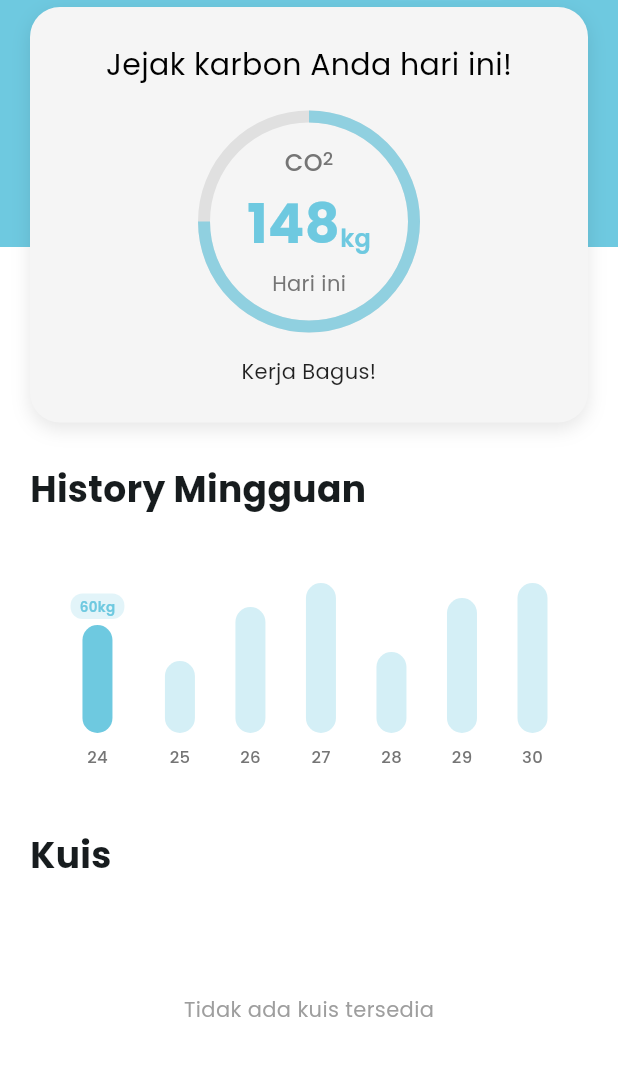
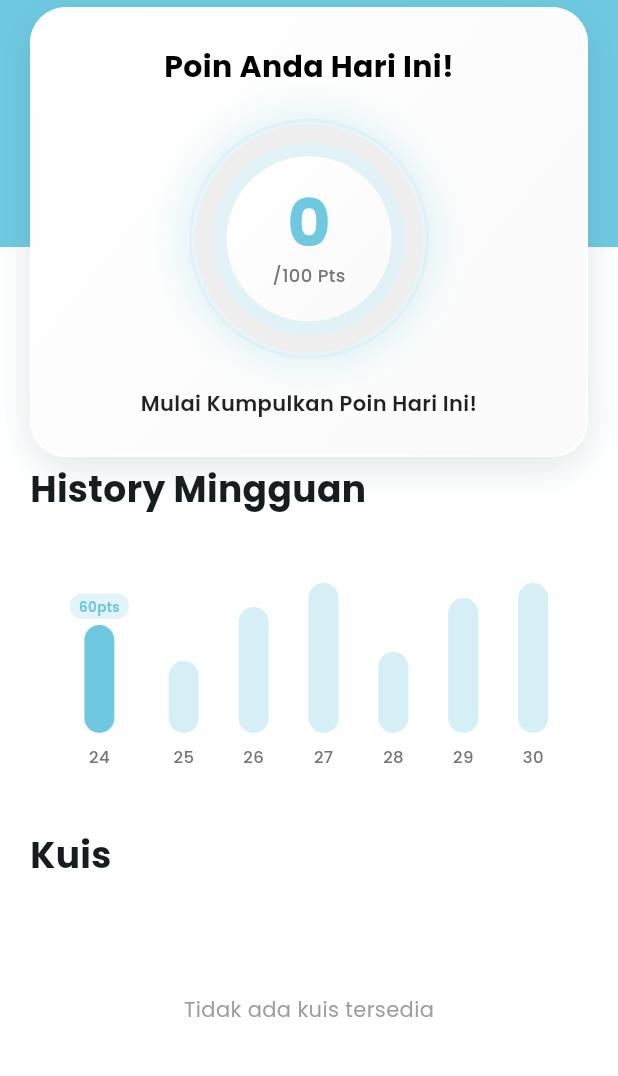
Before and after one commit to alkausarhapis/CarbonQuest_Mobile, a Flutter app: the HomeScreen screen opened directly, after a tap on "24", on a phone screen of 412 x 824 dp, the part 143-1219 px from its top. Run offline on Flutter 3.47's test engine with Material 3 defaults, Android fonts, the phone set to English and light mode, and no system bars; our stand-ins replace flutter_secure_storage, get, google_fonts, iconsax_plus, image_picker, share_plus; accounts and stored records are empty; network calls fail.

Commit message:
feat: implement points

```diff
--- /dev/null
+++ b/lib/model/daily_points.dart
@@ -0,0 +1,65 @@
+import 'dart:convert';
+
+import '../core/api_service.dart';
+
+class DailyPoint {
+  final String week;
+  final int missionPoints;
+  final int quizPoints;
+  final int totalPoints;
+  final int missionsCompleted;
+  final int quizzesCompleted;
+
+  DailyPoint({
+    required this.week,
+    required this.missionPoints,
+    required this.quizPoints,
+    required this.totalPoints,
+    required this.missionsCompleted,
+    required this.quizzesCompleted,
+  });
+
+  factory DailyPoint.fromJson(Map<String, dynamic> json) {
+    return DailyPoint(
+      week: json['week'] ?? '',
+      missionPoints: json['mission_points'] ?? 0,
+      quizPoints: json['quiz_points'] ?? 0,
+      totalPoints: json['total_points'] ?? 0,
+      missionsCompleted: json['missions_completed'] ?? 0,
+      quizzesCompleted: json['quizzes_completed'] ?? 0,
+    );
+  }
+
+  /// Fetch daily points from API
+  static Future<List<DailyPoint>> fetchDailyPoints({
+    required String? token,
+    required int days,
+  }) async {
+    try {
+      print('📊 Fetching daily points for $days days...');
+      final response = await ApiService.get(
+        '/me/sessions/daily-points?days=$days',
+        token: token,
+      );
+
+      print('📥 Response status: ${response.statusCode}');
+
+      if (response.statusCode == 200) {
+        final jsonData = json.decode(response.body);
+        final List<dynamic> pointsJson = jsonData['data'] ?? [];
+
+        print('✅ Loaded ${pointsJson.length} daily points');
+        final points = pointsJson
+            .map((json) => DailyPoint.fromJson(json))
+            .toList();
+
+        return points;
+      } else {
+        throw Exception('Failed to load daily points: ${response.statusCode}');
+      }
+    } catch (e) {
+      print('❌ Error fetching daily points: $e');
+      throw Exception('Error fetching daily points: $e');
+    }
+  }
+}
--- a/lib/view/home_screen.dart
+++ b/lib/view/home_screen.dart
@@ -7,6 +7,7 @@ import '../controller/quiz_controller.dart';
 import '../core/navigation_route.dart';
 import '../core/styles/app_color.dart';
 import '../model/articles.dart';
+import '../model/daily_points.dart';
 import 'article_screen.dart';
 import 'widgets/active_mission_widget.dart';
 import 'widgets/article_widget.dart';
@@ -28,6 +29,9 @@ class _HomeScreenState extends State<HomeScreen> {
   late final QuizController _quizController;
   List<Article> _articles = [];
   bool _isLoadingArticles = false;
+  int _todayPoints = 0;
+  bool _isLoadingPoints = false;
+  List<ChartData> _weeklyData = [];
 
   final List<ChartData> weeklyData = [
     ChartData(value: 60, label: '24'),
@@ -55,10 +59,70 @@ class _HomeScreenState extends State<HomeScreen> {
       _quizController = Get.put(QuizController());
     }
     _loadArticles();
+    _loadTodayPoints();
+    _loadWeeklyPoints();
+  }
+
+  Future<void> _loadTodayPoints() async {
+    setState(() {
+      _isLoadingPoints = true;
+    });
+
+    try {
+      final token = await _authController.getToken();
+      final points = await DailyPoint.fetchDailyPoints(token: token, days: 1);
+
+      if (points.isNotEmpty) {
+        setState(() {
+          _todayPoints = points.first.totalPoints;
+          _isLoadingPoints = false;
+        });
+      } else {
+        setState(() {
+          _todayPoints = 0;
+          _isLoadingPoints = false;
+        });
+      }
+    } catch (e) {
+      debugPrint('Error loading today points: $e');
+      setState(() {
+        _todayPoints = 0;
+        _isLoadingPoints = false;
+      });
+    }
+  }
+
+  Future<void> _loadWeeklyPoints() async {
+    try {
+      final token = await _authController.getToken();
+      final points = await DailyPoint.fetchDailyPoints(token: token, days: 7);
+
+      setState(() {
+        _weeklyData = points.map((point) {
+          // Extract day number from date (e.g., "2025-12-18" -> "18")
+          final day = point.week.split('-').last;
+          return ChartData(
+            value: point.totalPoints.toDouble(),
+            label: day,
+            isHighlighted: point.totalPoints > 0,
+          );
+        }).toList();
+      });
+    } catch (e) {
+      debugPrint('Error loading weekly points: $e');
+      setState(() {
+        _weeklyData = [];
+      });
+    }
   }
 
   Future<void> _refreshData() async {
-    await Future.wait([_missionController.refreshMissions(), _loadArticles()]);
+    await Future.wait([
+      _missionController.refreshMissions(),
+      _loadArticles(),
+      _loadTodayPoints(),
+      _loadWeeklyPoints(),
+    ]);
   }
 
   Future<void> _loadArticles() async {
@@ -169,7 +233,11 @@ class _HomeScreenState extends State<HomeScreen> {
                               crossAxisAlignment: CrossAxisAlignment.start,
                               children: [
                                 const SizedBox(height: 144),
-                                WeeklyChartWidget(data: weeklyData),
+                                WeeklyChartWidget(
+                                  data: _weeklyData.isNotEmpty
+                                      ? _weeklyData
+                                      : weeklyData,
+                                ),
                                 const SizedBox(height: 40),
                                 // Active Missions Section
                                 Obx(() {
@@ -393,124 +461,162 @@ class _HomeScreenState extends State<HomeScreen> {
                         child: Container(
                           padding: const EdgeInsets.all(24),
                           decoration: BoxDecoration(
-                            color: Colors.grey[100],
-                            borderRadius: BorderRadius.circular(20),
+                            gradient: LinearGradient(
+                              begin: Alignment.topLeft,
+                              end: Alignment.bottomRight,
+                              colors: [Colors.white, Colors.grey[50]!],
+                            ),
+                            borderRadius: BorderRadius.circular(24),
                             boxShadow: [
                               BoxShadow(
-                                color: Colors.black.withValues(alpha: 0.1),
-                                blurRadius: 10,
+                                color: Colors.black.withValues(alpha: 0.08),
+                                blurRadius: 20,
+                                offset: const Offset(0, 8),
+                                spreadRadius: 0,
+                              ),
+                              BoxShadow(
+                                color: AppColor.primary.color.withValues(
+                                  alpha: 0.1,
+                                ),
+                                blurRadius: 30,
                                 offset: const Offset(0, 4),
+                                spreadRadius: -5,
                               ),
                             ],
+                            border: Border.all(
+                              color: Colors.white.withValues(alpha: 0.8),
+                              width: 1.5,
+                            ),
                           ),
                           child: Column(
                             children: [
                               const Text(
-                                'Jejak karbon Anda hari ini!',
+                                'Poin Anda Hari Ini!',
                                 style: TextStyle(
                                   fontSize: 20,
                                   color: Colors.black,
+                                  fontWeight: FontWeight.bold,
                                 ),
                               ),
                               const SizedBox(height: 20),
                               Center(
-                                child: SizedBox(
-                                  width: 140,
-                                  height: 140,
+                                child: _isLoadingPoints
+                                    ? SizedBox(
+                                        width: 160,
+                                        height: 160,
+                                        child: Center(
+                                          child: CircularProgressIndicator(
+                                            color: AppColor.primary.color,
+                                          ),
+                                        ),
+                                      )
+                                    : Container(
+                                        width: 160,
+                                        height: 160,
+                                        decoration: BoxDecoration(
+                                          shape: BoxShape.circle,
+                                          boxShadow: [
+                                            BoxShadow(
+                                              color: AppColor.primary.color
+                                                  .withValues(alpha: 0.2),
+                                              blurRadius: 20,
+                                              spreadRadius: 5,
+                                            ),
+                                          ],
+                                        ),
                                         child: Stack(
                                           alignment: Alignment.center,
                                           children: [
+                                            // Outer decorative ring
+                                            Container(
+                                              width: 160,
+                                              height: 160,
+                                              decoration: BoxDecoration(
+                                                shape: BoxShape.circle,
+                                                border: Border.all(
+                                                  color: AppColor.primary.color
+                                                      .withValues(alpha: 0.1),
+                                                  width: 2,
+                                                ),
+                                              ),
+                                            ),
+                                            // Progress indicator
                                             SizedBox(
                                               width: 140,
                                               height: 140,
                                               child: CircularProgressIndicator(
-                                          value: 0.75,
-                                          strokeWidth: 8,
-                                          backgroundColor: Colors.grey[300],
-                                          valueColor: AlwaysStoppedAnimation(
-                                            AppColor.primary.color.withValues(
-                                              alpha: 0.7,
+                                                value: _todayPoints / 100,
+                                                strokeWidth: 12,
+                                                backgroundColor:
+                                                    Colors.grey[200],
+                                                strokeCap: StrokeCap.round,
+                                                valueColor:
+                                                    AlwaysStoppedAnimation(
+                                                      AppColor.primary.color,
                                                     ),
                                               ),
                                             ),
+                                            // Inner circle with gradient
+                                            Container(
+                                              width: 110,
+                                              height: 110,
+                                              decoration: BoxDecoration(
+                                                shape: BoxShape.circle,
+                                                gradient: LinearGradient(
+                                                  begin: Alignment.topLeft,
+                                                  end: Alignment.bottomRight,
+                                                  colors: [
+                                                    Colors.white,
+                                                    Colors.grey[50]!,
+                                                  ],
                                                 ),
-                                      Column(
+                                              ),
+                                              child: Column(
                                                 mainAxisSize: MainAxisSize.min,
-                                        children: [
-                                          Row(
-                                            mainAxisSize: MainAxisSize.min,
-                                            crossAxisAlignment:
-                                                CrossAxisAlignment.start,
+                                                mainAxisAlignment:
+                                                    MainAxisAlignment.center,
                                                 children: [
                                                   Text(
-                                                'CO',
+                                                    '$_todayPoints',
                                                     style: TextStyle(
-                                                  fontSize: 16,
-                                                  color: Colors.grey[600],
-                                                  fontWeight: FontWeight.w500,
+                                                      fontSize: 44,
+                                                      fontWeight:
+                                                          FontWeight.bold,
+                                                      color: AppColor
+                                                          .primary
+                                                          .color,
+                                                      height: 1,
                                                     ),
                                                   ),
+                                                  const SizedBox(height: 4),
                                                   Text(
-                                                '2',
+                                                    '/100 Pts',
                                                     style: TextStyle(
                                                       fontSize: 12,
                                                       color: Colors.grey[600],
-                                                  fontWeight: FontWeight.w500,
+                                                      fontWeight:
+                                                          FontWeight.w500,
                                                     ),
                                                   ),
                                                 ],
                                               ),
-                                          const SizedBox(height: 4),
-                                          Row(
-                                            mainAxisSize: MainAxisSize.min,
-                                            crossAxisAlignment:
-                                                CrossAxisAlignment.end,
-                                            children: [
-                                              Text(
-                                                '148',
-                                                style: TextStyle(
-                                                  fontSize: 36,
-                                                  color: AppColor.primary.color,
-                                                  fontWeight: FontWeight.bold,
-                                                ),
-                                              ),
-                                              Padding(
-                                                padding: const EdgeInsets.only(
-                                                  bottom: 4,
-                                                ),
-                                                child: Text(
-                                                  'kg',
-                                                  style: TextStyle(
-                                                    fontSize: 16,
-                                                    color:
-                                                        AppColor.primary.color,
-                                                    fontWeight: FontWeight.w600,
-                                                  ),
-                                                ),
-                                              ),
-                                            ],
-                                          ),
-                                          const SizedBox(height: 4),
-                                          Text(
-                                            'Hari ini',
-                                            style: TextStyle(
-                                              fontSize: 14,
-                                              color: Colors.grey[600],
-                                            ),
-                                          ),
-                                        ],
                                             ),
                                           ],
                                         ),
                                       ),
                               ),
                               const SizedBox(height: 20),
-                              const Text(
-                                'Kerja Bagus!',
+                              Text(
+                                _todayPoints >= 100
+                                    ? 'Target Tercapai! 🎉'
+                                    : _todayPoints > 0
+                                    ? 'Kerja Bagus! Terus Lanjutkan!'
+                                    : 'Mulai Kumpulkan Poin Hari Ini!',
                                 textAlign: TextAlign.center,
-                                style: TextStyle(
+                                style: const TextStyle(
                                   fontSize: 14,
                                   color: Colors.black87,
+                                  fontWeight: FontWeight.w600,
                                 ),
                               ),
                             ],
--- a/lib/view/widgets/weekly_chart_widget.dart
+++ b/lib/view/widgets/weekly_chart_widget.dart
@@ -109,7 +109,7 @@ class _ChartBar extends StatelessWidget {
                   borderRadius: BorderRadius.circular(8),
                 ),
                 child: Text(
-                  '${value.toInt()}kg',
+                  '${value.toInt()}pts',
                   style: TextStyle(
                     fontSize: 9,
                     color: AppColor.primary.color,
```
Lines whose indentation alone changed are shown as unchanged.
